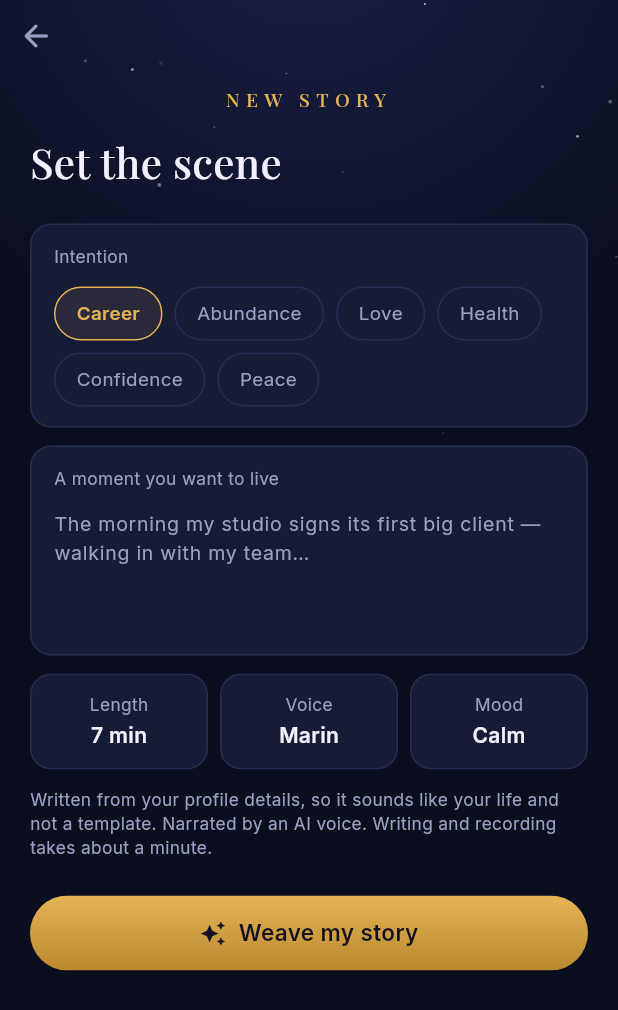
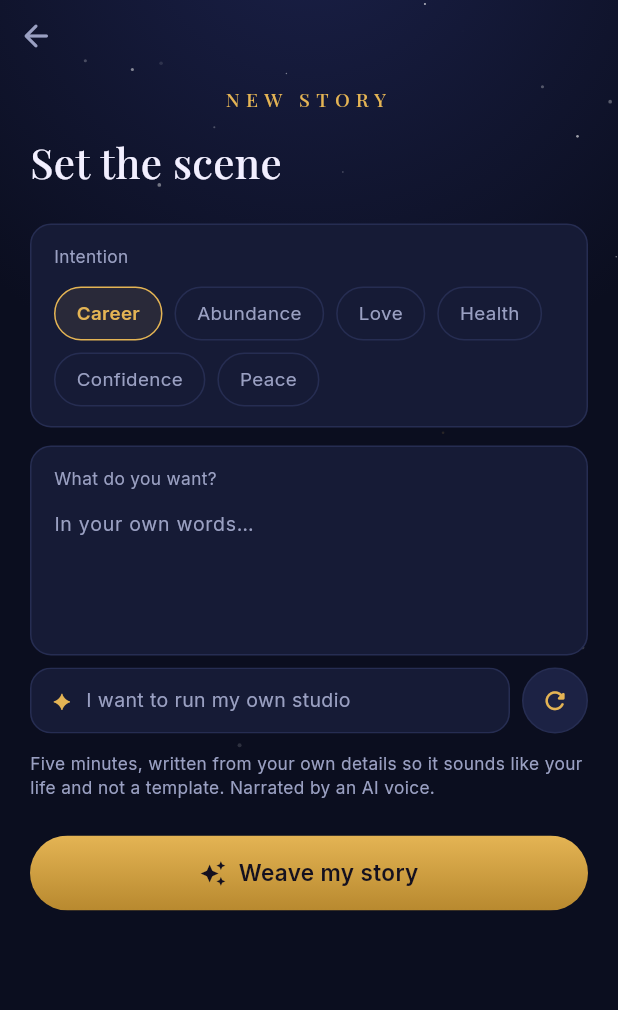
Before and after one commit to sid-sys/astra-manifest-anything, a Flutter app: the CreateRoute screen opened directly, on a phone screen of 412 x 824 dp. Shown: the top 1010 px of the screen. Run offline on Flutter 3.47's test engine with Material 3 defaults, Android fonts, the phone set to English and light mode, and no system bars; our stand-ins replace cloud_firestore, cloud_functions, firebase_auth, firebase_core, flutter_riverpod, google_fonts and 2 more; accounts and stored records are empty; network calls fail.

Commit message:
feat: show the story as soon as it is written, narrate behind it
generateStory did both halves in one call and took about a hundred seconds.
The script was finished after twenty of those; the rest was narration, spent
staring at a spinner in front of text that already existed.

Split into writeStory and narrateStory. The player opens on the words, the
recording attaches itself when it lands, and a story abandoned after reading
never costs a narration. narrateStory is idempotent — a story that already
has audio returns it rather than paying to record it twice — so a retry after
a dropped connection is free.

The script now reads as a transcript that follows the voice: sentences light
one at a time and scroll themselves into view. Timing is each line's share of
the words against the running time, which needs no timing data from the TTS,
because it does not return any.

Length, voice and mood pickers are gone. They were three taps of friction in
front of the only field that changes the story, and every story is five
minutes now. In their place is a starter wish for the chosen intention — "I
want to marry her", not "I want love" — that rotates on a button, because a
blank box asking someone to name what they want is hard to answer cold, and
the concrete phrasings are the ones a scene can be built from.

Co-Authored-By: Claude Opus 5 <noreply@anthropic.com>

```diff
--- a/lib/models/story.dart
+++ b/lib/models/story.dart
@@ -34,13 +34,19 @@ class Story {
 
   String get durationLabel => '${duration.inMinutes} min';
 
-  Story copyWith({String? audioUrl, bool? downloaded, bool? favorite}) => Story(
+  Story copyWith({
+    String? audioUrl,
+    bool? downloaded,
+    bool? favorite,
+    Duration? duration,
+    String? voice,
+  }) => Story(
     id: id,
     title: title,
     intention: intention,
     script: script,
-    duration: duration,
-    voice: voice,
+    duration: duration ?? this.duration,
+    voice: voice ?? this.voice,
     createdAt: createdAt,
     audioUrl: audioUrl ?? this.audioUrl,
     downloaded: downloaded ?? this.downloaded,
--- a/lib/providers.dart
+++ b/lib/providers.dart
@@ -1,5 +1,6 @@
 import 'dart:async';
 
+import 'package:flutter/foundation.dart';
 import 'package:flutter_riverpod/flutter_riverpod.dart';
 import 'package:shared_preferences/shared_preferences.dart';
 
@@ -45,29 +46,40 @@ class StoryComposer {
 
   final Ref _ref;
 
+  /// Writes the script and stores it. Returns before any audio exists, so the
+  /// story can be on screen in about twenty seconds instead of a hundred.
   Future<Story> compose({
     required Intention intention,
     required String scene,
-    String mood = 'Calm',
-    Duration length = const Duration(minutes: 7),
-    String? voice,
   }) async {
-    final profile = _ref.read(profileProvider);
-
     final story = await _ref
         .read(storyServiceProvider)
-        .generate(
-          profile: profile,
+        .write(
+          profile: _ref.read(profileProvider),
           intention: intention,
           scene: scene,
-          mood: mood,
-          length: length,
-          voice: voice ?? profile.voice,
         );
 
     await _ref.read(storiesProvider.notifier).add(story);
     await _ref.read(profileProvider.notifier).noteTrialStarted();
     return story;
+  }
+
+  /// Records the narration and attaches it to the stored story.
+  ///
+  /// Runs after [compose] while the user is already reading. A failure here
+  /// leaves a perfectly readable story behind, which is why it is logged
+  /// rather than thrown — there is nothing for the reader to do about it.
+  Future<void> narrate(Story story) async {
+    try {
+      final withAudio = await _ref.read(storyServiceProvider).narrate(story);
+      if (withAudio.audioUrl == null) return;
+
+      await _ref.read(storiesProvider.notifier).update(withAudio);
+      _ref.read(playbackProvider).adoptAudio(withAudio);
+    } catch (error) {
+      debugPrint('Astra: narration failed, story stays readable — $error');
+    }
   }
 }
 
--- a/lib/screens/create_screen.dart
+++ b/lib/screens/create_screen.dart
@@ -3,18 +3,17 @@ import 'package:flutter_riverpod/flutter_riverpod.dart';
 
 import '../models/intention.dart';
 import '../providers.dart';
-import '../services/story_service.dart';
+import '../services/wish_prompts.dart';
 import '../theme/astra_theme.dart';
 import '../widgets/astra_widgets.dart';
 import '../widgets/starfield.dart';
 import 'story_flow.dart';
 
-const _moods = ['Calm', 'Cinematic', 'Tender'];
-const _lengths = [5, 7, 10];
-
-/// Where a story gets made. Everything on this screen is a knob the generator
-/// actually reads — intention, the scene in the user's words, length, voice
-/// and mood.
+/// Where a story gets made.
+///
+/// One field. Length, voice and mood used to sit here as pickers; they were
+/// three taps of friction in front of the only input that changes the story,
+/// and every story is five minutes now.
 class CreateScreen extends ConsumerStatefulWidget {
   const CreateScreen({super.key});
 
@@ -26,9 +25,7 @@ class _CreateScreenState extends ConsumerState<CreateScreen> {
   final _sceneController = TextEditingController();
 
   Intention? _intention;
-  int _lengthMinutes = 7;
-  String _voice = astraVoices.first;
-  String _mood = _moods.first;
+  String? _suggestion;
   bool _weaving = false;
 
   @override
@@ -37,20 +34,25 @@ class _CreateScreenState extends ConsumerState<CreateScreen> {
     super.dispose();
   }
 
+  Intention get _activeIntention {
+    if (_intention != null) return _intention!;
+    final chosen = ref.read(profileProvider).intentions;
+    return chosen.isEmpty ? Intention.career : chosen.first;
+  }
+
+  void _rotateSuggestion() => setState(() {
+    _suggestion = WishPrompts.next(_activeIntention, previous: _suggestion);
+  });
+
   Future<void> _weave() async {
     if (_weaving) return;
     setState(() => _weaving = true);
 
-    final profile = ref.read(profileProvider);
     final made = await weaveStory(
       context,
       ref,
-      intention: _intention ??
-          (profile.intentions.isEmpty ? Intention.career : profile.intentions.first),
+      intention: _activeIntention,
       scene: _sceneController.text,
-      mood: _mood,
-      length: Duration(minutes: _lengthMinutes),
-      voice: _voice,
     );
 
     if (!mounted) return;
@@ -89,7 +91,11 @@ class _CreateScreenState extends ConsumerState<CreateScreen> {
                       label: intention.label,
                       selected: intention == active,
                       accent: intention.accent,
-                      onTap: () => setState(() => _intention = intention),
+                      onTap: () => setState(() {
+                        _intention = intention;
+                        // The old suggestion belonged to the old intention.
+                        _suggestion = null;
+                      }),
                     ),
                 ],
               ),
@@ -102,7 +108,7 @@ class _CreateScreenState extends ConsumerState<CreateScreen> {
           child: Column(
             crossAxisAlignment: CrossAxisAlignment.start,
             children: [
-              Text('A moment you want to live', style: AstraTextStyles.small),
+              Text('What do you want?', style: AstraTextStyles.small),
               const SizedBox(height: AstraSpacing.sm),
               TextField(
                 controller: _sceneController,
@@ -112,57 +118,32 @@ class _CreateScreenState extends ConsumerState<CreateScreen> {
                 decoration: InputDecoration(
                   border: InputBorder.none,
                   isDense: true,
-                  hintText:
-                      'The morning my studio signs its first big client — '
-                      'walking in with my team…',
+                  hintText: 'In your own words…',
                   hintStyle: AstraTextStyles.bodyDim,
                 ),
               ),
             ],
           ),
         ),
-        const SizedBox(height: AstraSpacing.md),
+        const SizedBox(height: AstraSpacing.sm),
 
-        Row(
-          children: [
-            Expanded(
-              child: _Picker<int>(
-                label: 'Length',
-                value: _lengthMinutes,
-                options: _lengths,
-                display: (m) => '$m min',
-                onChanged: (m) => setState(() => _lengthMinutes = m),
-              ),
-            ),
-            const SizedBox(width: AstraSpacing.sm),
-            Expanded(
-              child: _Picker<String>(
-                label: 'Voice',
-                value: _voice,
-                options: astraVoices,
-                display: voiceLabel,
-                onChanged: (v) => setState(() => _voice = v),
-              ),
-            ),
-            const SizedBox(width: AstraSpacing.sm),
-            Expanded(
-              child: _Picker<String>(
-                label: 'Mood',
-                value: _mood,
-                options: _moods,
-                display: (m) => m,
-                onChanged: (m) => setState(() => _mood = m),
-              ),
-            ),
-          ],
+        WishSuggestion(
+          intention: active,
+          suggestion: _suggestion,
+          onRotate: _rotateSuggestion,
+          onUse: (wish) => setState(() {
+            _sceneController.text = wish;
+            _sceneController.selection = TextSelection.collapsed(
+              offset: wish.length,
+            );
+          }),
         ),
 
         const SizedBox(height: AstraSpacing.md),
         Text(
           profile.canGenerateFreely
-              ? 'Written from your profile details, so it sounds like your '
-                  'life and not a template. Narrated by an AI voice. Writing '
-                  'and recording takes about a minute.'
+              ? 'Five minutes, written from your own details so it sounds like '
+                  'your life and not a template. Narrated by an AI voice.'
               : 'Astra Plus writes 15 stories a month, and your library '
                   'replays without limit.',
           style: AstraTextStyles.small,
@@ -170,10 +151,86 @@ class _CreateScreenState extends ConsumerState<CreateScreen> {
         const SizedBox(height: AstraSpacing.xl),
 
         AstraButton(
-          label: _weaving ? 'Writing and recording…' : 'Weave my story',
+          label: _weaving ? 'Writing…' : 'Weave my story',
           icon: Icons.auto_awesome,
           busy: _weaving,
           onPressed: _weave,
+        ),
+      ],
+    );
+  }
+}
+
+/// A starter wish plus the button that swaps it for another.
+///
+/// Shared with Home so both boxes offer the same help. Tapping the wish fills
+/// the field rather than submitting it — it is a starting point to edit, not a
+/// choice to make.
+class WishSuggestion extends StatelessWidget {
+  const WishSuggestion({
+    super.key,
+    required this.intention,
+    required this.suggestion,
+    required this.onRotate,
+    required this.onUse,
+  });
+
+  final Intention intention;
+  final String? suggestion;
+  final VoidCallback onRotate;
+  final ValueChanged<String> onUse;
+
+  @override
+  Widget build(BuildContext context) {
+    final wish = suggestion ?? WishPrompts.next(intention);
+
+    return Row(
+      children: [
+        Expanded(
+          child: AstraCard(
+            padding: const EdgeInsets.symmetric(horizontal: 14, vertical: 11),
+            onTap: () => onUse(wish),
+            child: Row(
+              children: [
+                Text(
+                  intention.glyph,
+                  style: TextStyle(fontSize: 14, color: intention.accent),
+                ),
+                const SizedBox(width: 10),
+                Expanded(
+                  child: Text(
+                    wish,
+                    style: AstraTextStyles.bodyDim.copyWith(fontSize: 13),
+                    maxLines: 2,
+                    overflow: TextOverflow.ellipsis,
+                  ),
+                ),
+              ],
+            ),
+          ),
+        ),
+        const SizedBox(width: AstraSpacing.sm),
+        Tooltip(
+          message: 'Another idea',
+          child: InkWell(
+            onTap: onRotate,
+            customBorder: const CircleBorder(),
+            child: Container(
+              width: 44,
+              height: 44,
+              alignment: Alignment.center,
+              decoration: BoxDecoration(
+                shape: BoxShape.circle,
+                color: AstraColors.cardRaised,
+                border: Border.all(color: AstraColors.line),
+              ),
+              child: const Icon(
+                Icons.refresh_rounded,
+                size: 19,
+                color: AstraColors.gold,
+              ),
+            ),
+          ),
         ),
       ],
     );
@@ -208,42 +265,3 @@ class CreateRoute extends StatelessWidget {
     ),
   );
 }
-
-/// Compact tap-to-cycle control. Three of these fit a row where three
-/// dropdowns would not.
-class _Picker<T> extends StatelessWidget {
-  const _Picker({
-    required this.label,
-    required this.value,
-    required this.options,
-    required this.display,
-    required this.onChanged,
-  });
-
-  final String label;
-  final T value;
-  final List<T> options;
-  final String Function(T) display;
-  final ValueChanged<T> onChanged;
-
-  @override
-  Widget build(BuildContext context) => AstraCard(
-    padding: const EdgeInsets.symmetric(vertical: 12, horizontal: 8),
-    onTap: () {
-      final next = options[(options.indexOf(value) + 1) % options.length];
-      onChanged(next);
-    },
-    child: Column(
-      children: [
-        Text(label, style: AstraTextStyles.small),
-        const SizedBox(height: 2),
-        Text(
-          display(value),
-          style: AstraTextStyles.label,
-          maxLines: 1,
-          overflow: TextOverflow.ellipsis,
-        ),
-      ],
-    ),
-  );
-}
--- a/lib/screens/generating_screen.dart
+++ b/lib/screens/generating_screen.dart
@@ -37,14 +37,14 @@ class GeneratingScreen extends StatelessWidget {
                   ),
                   const SizedBox(height: AstraSpacing.xl),
                   Text(
-                    'Crafting your story',
+                    'Writing your story',
                     textAlign: TextAlign.center,
                     style: AstraTextStyles.display(26),
                   ),
                   const SizedBox(height: AstraSpacing.sm),
                   Text(
-                    'Writing it, then recording it in your voice.\n'
-                    'This takes about a minute.',
+                    'You can read it in a moment.\n'
+                    'The narration records while you do.',
                     textAlign: TextAlign.center,
                     style: AstraTextStyles.small,
                   ),
--- a/lib/screens/story_flow.dart
+++ b/lib/screens/story_flow.dart
@@ -20,9 +20,6 @@ Future<bool> weaveStory(
   WidgetRef ref, {
   required Intention intention,
   required String scene,
-  String mood = 'Calm',
-  Duration length = const Duration(minutes: 7),
-  String? voice,
 }) async {
   final navigator = Navigator.of(context);
   final messenger = ScaffoldMessenger.of(context);
@@ -40,22 +37,19 @@ Future<bool> weaveStory(
   );
   unawaited(navigator.push(waiting));
 
+  final composer = ref.read(storyComposerProvider);
+
   try {
-    final story = await ref
-        .read(storyComposerProvider)
-        .compose(
-          intention: intention,
-          scene: scene,
-          mood: mood,
-          length: length,
-          voice: voice,
-        );
+    final story = await composer.compose(intention: intention, scene: scene);
 
+    // Straight to the story the moment the words exist. The narration is still
+    // recording; it attaches itself to the open player when it lands.
     navigator.removeRoute(waiting);
-    ref.read(playbackProvider).play(story);
+    ref.read(playbackProvider).load(story);
     unawaited(
       navigator.push(MaterialPageRoute<void>(builder: (_) => const PlayerScreen())),
     );
+    unawaited(composer.narrate(story));
     return true;
   } on StoryQuotaExceeded catch (error) {
     // The server holds the real clock, so its refusal overrides whatever the
--- /dev/null
+++ b/lib/services/wish_prompts.dart
@@ -0,0 +1,71 @@
+import 'dart:math';
+
+import '../models/intention.dart';
+
+/// Starter wishes, offered when the box is empty.
+///
+/// A blank field asking someone to name what they want is a hard prompt to
+/// answer cold. These are deliberately concrete and slightly awkward — "I want
+/// to marry her", not "I want love" — because the specific ones are what the
+/// story generator can actually build a scene out of, and seeing one makes it
+/// obvious what kind of answer belongs here.
+class WishPrompts {
+  const WishPrompts._();
+
+  static const _byIntention = {
+    Intention.career: [
+      'I want to run my own studio',
+      'I want to be the one they call when it matters',
+      'I want to leave the job that is making me small',
+      'I want my work to be something I am proud to name',
+    ],
+    Intention.abundance: [
+      'I want to be a millionaire one day',
+      'I want to stop checking my balance before I buy food',
+      'I want to pay off everything I owe',
+      'I want to buy my parents a house',
+    ],
+    Intention.love: [
+      'I want to marry her',
+      'I want someone who is glad I came home',
+      'I want to stop settling for people who are almost right',
+      'I want us to be good again',
+    ],
+    Intention.health: [
+      'I want to wake up without hurting',
+      'I want to run five kilometres without stopping',
+      'I want to stop being afraid of my own body',
+      'I want to sleep through a whole night',
+    ],
+    Intention.confidence: [
+      'I want to speak up in the room and not shake',
+      'I want to stop apologising for taking up space',
+      'I want to send the email without rewriting it four times',
+      'I want to walk in like I belong there',
+    ],
+    Intention.peace: [
+      'I want to travel around the UK with nowhere to be',
+      'I want a morning that nobody needs anything from',
+      'I want to put my phone down and not reach for it',
+      'I want to stop bracing for the next thing',
+    ],
+  };
+
+  /// A wish for [intention], different from [previous] where possible.
+  ///
+  /// Rotating rather than randomising: an unlucky shuffle that returns the
+  /// line already on screen reads as a broken button.
+  static String next(
+    Intention intention, {
+    String? previous,
+    Random? random,
+  }) {
+    final pool = _byIntention[intention] ?? _byIntention[Intention.career]!;
+    if (pool.length == 1) return pool.first;
+
+    final index = previous == null ? -1 : pool.indexOf(previous);
+    if (index != -1) return pool[(index + 1) % pool.length];
+
+    return pool[(random ?? Random()).nextInt(pool.length)];
+  }
+}
```
Also changed, not shown: lib/screens/home_screen.dart (+27 -5 lines), lib/screens/player_screen.dart (+46 -12 lines), lib/services/playback_controller.dart (+46 -0 lines), lib/services/story_service.dart (+61 -27 lines), lib/widgets/script_view.dart (added, +146 -0 lines), 2 other files.
